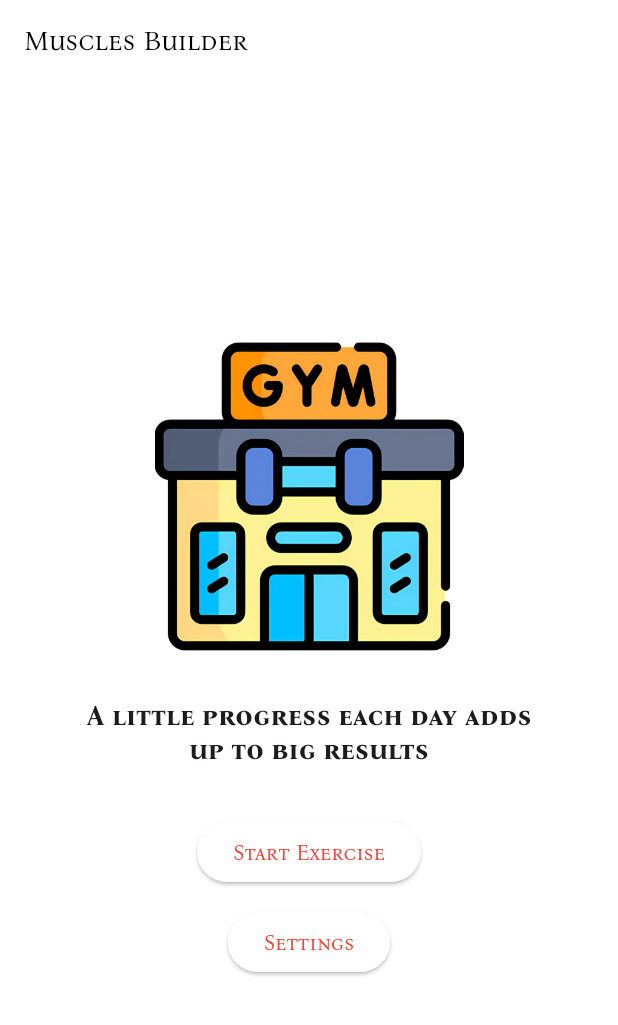
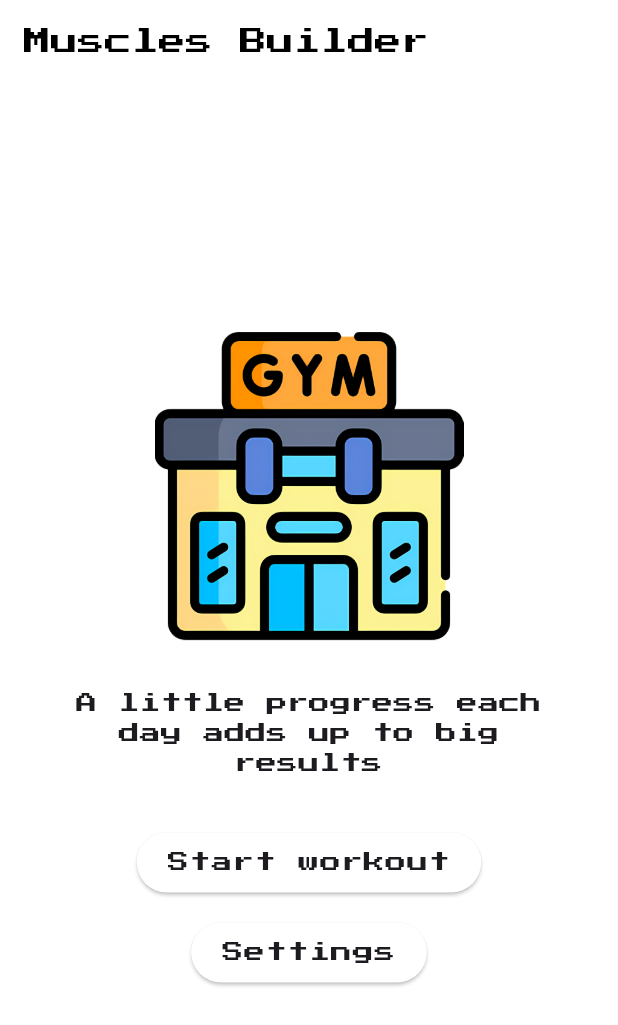
Before and after one commit to FaaiqKhan/muscles_builder, a Flutter app: the screen it shows after launch, on a phone screen of 412 x 824 dp. Shown: the top 1025 px of the screen. Run offline on Flutter 3.47's test engine with Material 3 defaults, Android fonts, the phone set to English and light mode, and no system bars; our stand-ins replace bloc, equatable, flutter_bloc, google_mobile_ads, package_info_plus, shared_preferences; missing offline and left inert: flame, flame_audio; network calls fail.

Commit message:
arcade font added with name PressStart2P-Regular and font updated

```diff
--- a/assets/google_fonts/OFL.txt
+++ b/assets/google_fonts/OFL.txt
@@ -1,4 +1,4 @@
-Copyright 2020 The Bona Nova Project Authors (https://github.com/kosmynkab/Bona-Nova)
+Copyright 2012 The Press Start 2P Project Authors (cody@zone38.net), with Reserved Font Name "Press Start 2P".
 
 This Font Software is licensed under the SIL Open Font License, Version 1.1.
 This license is copied below, and is also available with a FAQ at:
--- a/lib/games/muscles_builder_game.dart
+++ b/lib/games/muscles_builder_game.dart
@@ -24,6 +24,8 @@ class MusclesBuilderGame extends FlameGame with HasCollisionDetection {
   late TextComponent _timerText;
   late PlayerComponent playerComponent;
   late SharedPreferences sharedPreferences;
+
+  MusclesBuilderGame();
 
   int score = 0;
   late int _remainingTime;
@@ -282,14 +284,14 @@ class MusclesBuilderGame extends FlameGame with HasCollisionDetection {
       statusBarHeight,
     );
     _scoreText.textRenderer = TextPaint(
-      style: Theme.of(context).textTheme.displaySmall,
+      style: Theme.of(context).textTheme.titleSmall,
     );
     _timerText.position = Vector2(
       size.x - Spacings.contentSpacingOf12,
       statusBarHeight,
     );
     _timerText.textRenderer = TextPaint(
-      style: Theme.of(context).textTheme.displaySmall,
+      style: Theme.of(context).textTheme.titleSmall,
     );
     super.onAttach();
   }
--- a/lib/main.dart
+++ b/lib/main.dart
@@ -34,8 +34,8 @@ class MyApp extends StatelessWidget {
     return BlocBuilder<ThemeCubit, ThemeState>(
       builder: (context, state) {
         return MaterialApp(
+          theme: lightTheme,
           color: Colors.white,
-          theme: lightTheme,
           darkTheme: darkTheme,
           themeMode: state.themeMode,
           home: const SplashScreen(),
--- a/lib/screens/home_screen.dart
+++ b/lib/screens/home_screen.dart
@@ -36,9 +36,7 @@ class _HomeScreenState extends State<HomeScreen> {
             _isBannerAdLoaded = true;
           });
         },
-        onAdFailedToLoad: (ad, error) {
-          print(error);
-        },
+        onAdFailedToLoad: (ad, error) {},
       ),
       request: const AdRequest(),
     );
@@ -73,7 +71,7 @@ class _HomeScreenState extends State<HomeScreen> {
                   ),
                   child: Text(
                     Quotes.quotes[randomNumber],
-                    style: Theme.of(context).textTheme.headlineLarge,
+                    style: Theme.of(context).textTheme.titleSmall,
                     textAlign: TextAlign.center,
                   ),
                 ),
@@ -84,7 +82,10 @@ class _HomeScreenState extends State<HomeScreen> {
                       builder: (_) => const MusclesBuilderGameScreen(),
                     ),
                   ),
-                  child: const Text("Start Exercise"),
+                  child: Text(
+                    "Start workout",
+                    style: Theme.of(context).textTheme.labelSmall,
+                  ),
                 ),
                 const SizedBox(height: Spacings.contentSpacingOf12),
                 ElevatedButton(
@@ -93,7 +94,10 @@ class _HomeScreenState extends State<HomeScreen> {
                       builder: (_) => const SettingsScreen(),
                     ),
                   ),
-                  child: const Text("Settings"),
+                  child: Text(
+                    "Settings",
+                    style: Theme.of(context).textTheme.labelSmall,
+                  ),
                 ),
               ],
             ),
--- a/lib/screens/splash_screen.dart
+++ b/lib/screens/splash_screen.dart
@@ -49,7 +49,7 @@ class SplashScreen extends StatelessWidget {
     /// Shared preferences are so fast that splash screen comes for
     /// less then a second that's way using delay to show splash screen for 2
     /// seconds event after the data has been loaded.
-    await Future.delayed(const Duration(seconds: 2));
+    await Future.delayed(const Duration(seconds: 1));
     return true;
   }
 
@@ -83,11 +83,11 @@ class SplashScreen extends StatelessWidget {
                   scale: 0.7,
                 ),
                 const SizedBox(
-                  height: Spacings.contentSpacingOf32,
+                  height: Spacings.contentSpacingOf12,
                 ),
                 Text(
                   "Warming up ...",
-                  style: Theme.of(context).textTheme.displayMedium,
+                  style: Theme.of(context).textTheme.titleSmall,
                 ),
               ],
             );
```
Also changed, not shown: lib/screens/game_over_screen.dart (+15 -13 lines), lib/theme.dart (+35 -21 lines), pubspec.yaml (+2 -5 lines), assets/google_fonts/BonaNovaSC-Bold.ttf (deleted), assets/google_fonts/BonaNovaSC-Italic.ttf (deleted), assets/google_fonts/BonaNovaSC-Regular.ttf (deleted), assets/google_fonts/PressStart2P-Regular.ttf (added), pubspec.lock.
